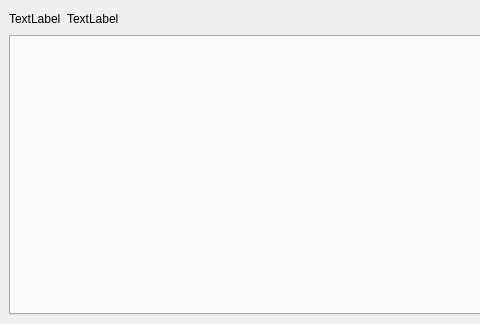
Old version of the form PressPlateTool/ui/gatherdetailpage.ui in the repository CGinMax/ProtocolTools; both pictures show x 0 to 480 and y 0 to 324 of the 686 by 324 pixel window.
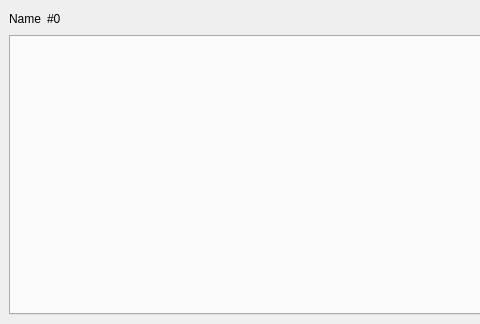
New version of the form. The open tabs and pages were chosen to show the change.

Patch:
```diff
--- a/PressPlateTool/ui/gatherdetailpage.ui
+++ b/PressPlateTool/ui/gatherdetailpage.ui
@@ -45,14 +45,14 @@
          <item>
           <widget class="QLabel" name="txtName">
            <property name="text">
-            <string>TextLabel</string>
+            <string>Name</string>
            </property>
           </widget>
          </item>
          <item>
           <widget class="QLabel" name="txtAddress">
            <property name="text">
-            <string>TextLabel</string>
+            <string>#0</string>
            </property>
           </widget>
          </item>
```
